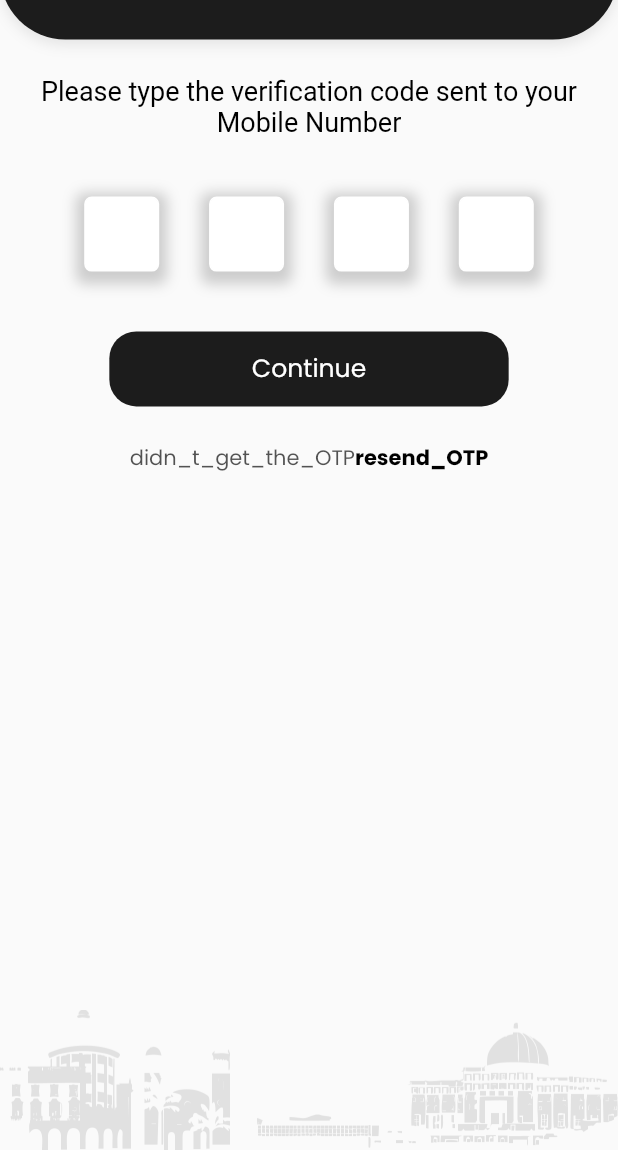
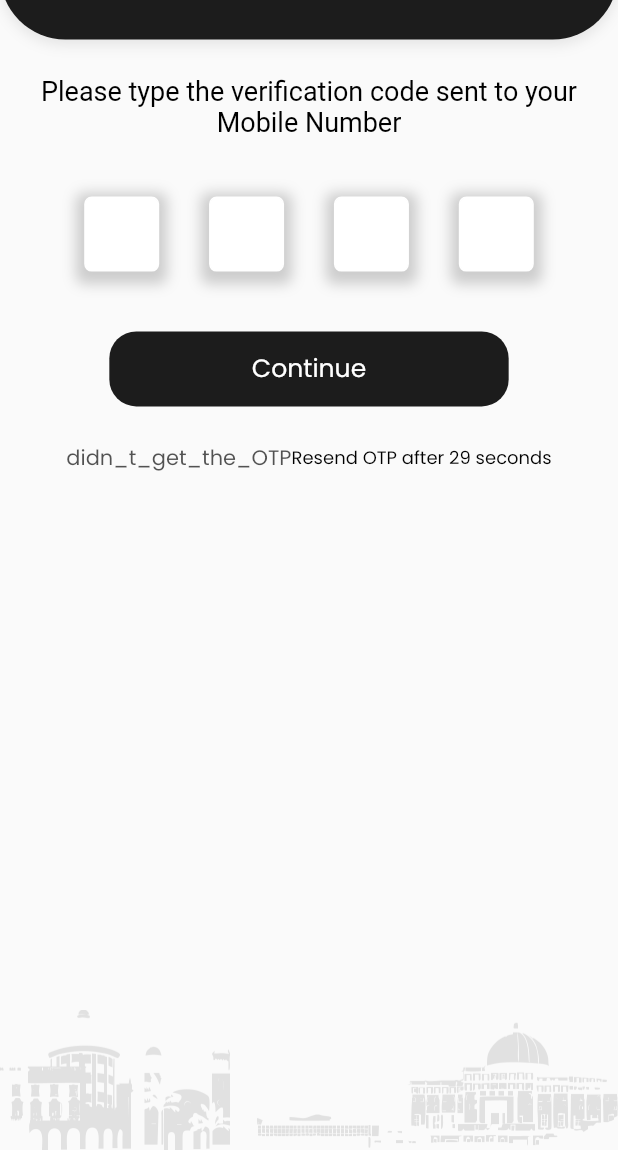
Before and after one commit to laxmanMurjani/toukToukDriver, a Flutter app: the ProfileNumberOtpScreen screen opened directly with empty values, on a phone screen of 412 x 824 dp, the part 86-1236 px from its top. Run offline on Flutter 3.47's test engine with Material 2 defaults, Android fonts, the phone set to English and light mode, and no system bars; drawn by our look-alikes of pin_code_fields; our stand-ins replace assets_audio_player, cached_network_image, carousel_slider, country_code_picker, device_info_plus, dio and 30 more; missing offline and left inert: awesome_dropdown, dart:ffi, expand_widget, flutter_email_sender, flutter_facebook_auth, flutter_overlay_window and 6 more; accounts and stored records are empty.

Commit message:
profile screen otp timer complete

```diff
--- a/lib/ui/authentication_screen/profile_number_otp_screen.dart
+++ b/lib/ui/authentication_screen/profile_number_otp_screen.dart
@@ -1,3 +1,5 @@
+import 'dart:async';
+
 import 'package:flutter/material.dart';
 // import 'package:flutter_otp_text_field/flutter_otp_text_field.dart';
 import 'package:get/get.dart';
@@ -25,6 +27,24 @@ class ProfileNumberOtpScreenState extends State<ProfileNumberOtpScreen> {
   final phoneNumber = Get.arguments[0];
   final countryCode = Get.arguments[1];
   bool isResendOtp = false;
+  int secondsRemaining = 30;
+  bool enableResend = false;
+  Timer? timer;
+  @override
+  initState() {
+    super.initState();
+    timer = Timer.periodic(Duration(seconds: 1), (_) {
+      if (secondsRemaining != 0) {
+        setState(() {
+          secondsRemaining--;
+        });
+      } else {
+        setState(() {
+          enableResend = true;
+        });
+      }
+    });
+  }
   @override
   Widget build(BuildContext context) {
     return Scaffold(
@@ -228,8 +248,10 @@ class ProfileNumberOtpScreenState extends State<ProfileNumberOtpScreen> {
                           style: TextStyle(
                             color: AppColors.drawer.withOpacity(0.8),
                           )),
+                      enableResend?
                       InkWell(
                         onTap: () async {
+                          _resendCode();
                           setState(() {
                             isResendOtp = true;
                           });
@@ -244,6 +266,11 @@ class ProfileNumberOtpScreenState extends State<ProfileNumberOtpScreen> {
                           style: TextStyle(
                               color: Colors.black, fontWeight: FontWeight.bold),
                         ),
+                      ) : SizedBox(),
+                      enableResend? SizedBox() :
+                      Text(
+                        'Resend OTP after $secondsRemaining seconds',
+                        style: TextStyle(color: Colors.black, fontSize: 12),
                       ),
                     ],
                   ),
@@ -268,4 +295,17 @@ class ProfileNumberOtpScreenState extends State<ProfileNumberOtpScreen> {
       }),
     );
   }
+  void _resendCode() {
+    //other code here
+    setState((){
+      secondsRemaining = 30;
+      enableResend = false;
+    });
+  }
+
+  @override
+  dispose(){
+    timer!.cancel();
+    super.dispose();
+  }
 }
--- a/lib/ui/drawer_srceen/invite_friend.dart
+++ b/lib/ui/drawer_srceen/invite_friend.dart
@@ -270,7 +270,7 @@ class _InviteFriendScreenState extends State<InviteFriendScreen> {
                           width: 290,
                           // color: Colors.black45,
                           child: Text(
-                            "get INR 100 in your Mozilit wallet for every friend you refer".tr,
+                            "get ${cont.userData.value.currency} 100 in your Mozilit wallet for every friend you refer".tr,
                             textAlign: TextAlign.center,
                             style: TextStyle(
                               color: Colors.black,
--- a/pubspec.yaml
+++ b/pubspec.yaml
@@ -15,7 +15,7 @@ publish_to: 'none' # Remove this line if you wish to publish to pub.dev
 # In iOS, build-name is used as CFBundleShortVersionString while build-number used as CFBundleVersion.
 # Read more about iOS versioning at
 # https://developer.apple.com/library/archive/documentation/General/Reference/InfoPlistKeyReference/Articles/CoreFoundationKeys.html
-version: 1.1.3+13
+version: 1.1.4+14
 
 environment:
   sdk: ">=2.16.1 <3.0.0"
```
Also changed, not shown: lib/controller/user_controller.dart (+8 -2 lines), 1 other file.
